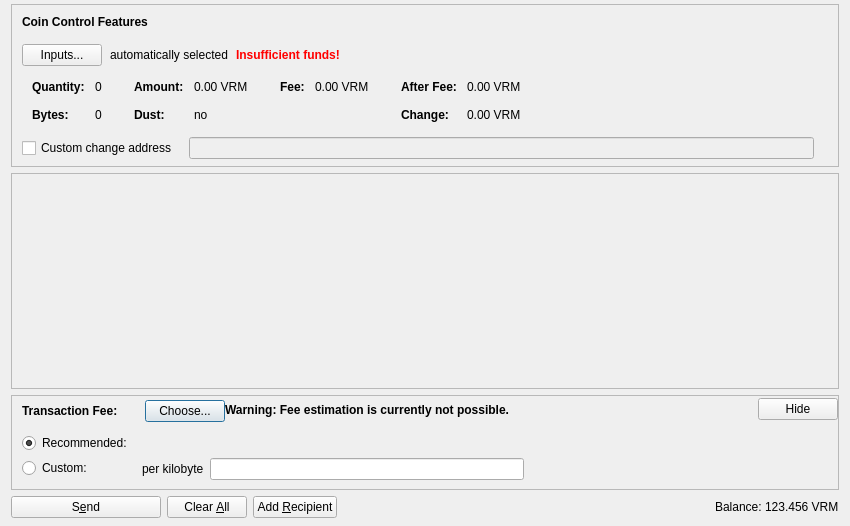
Old version of the form src/qt/forms/sendcoinsdialog.ui in the repository VeriConomy/vericoin.
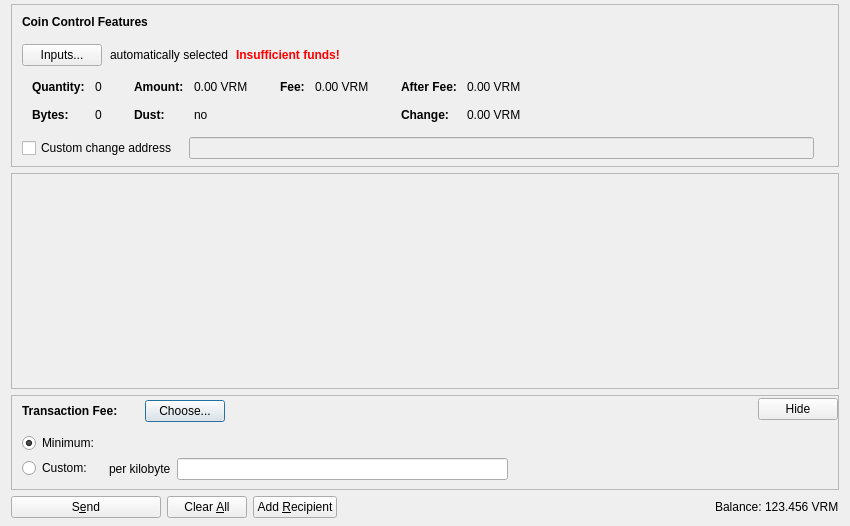
New version of the form. Icons and pictures are not drawn. Custom widgets are drawn as their Qt base class.

Commit message: Finish send coin fee UI (#73)

Diff of the .ui file:
```diff
--- a/src/qt/forms/sendcoinsdialog.ui
+++ b/src/qt/forms/sendcoinsdialog.ui
@@ -765,25 +765,6 @@
             </item>
            </layout>
           </item>
-          <item>
-           <widget class="QLabel" name="fallbackFeeWarningLabel">
-            <property name="toolTip">
-             <string>Using the fallbackfee can result in sending a transaction that will take several hours or days (or never) to confirm. Consider choosing your fee manually or wait until you have validated the complete chain.</string>
-            </property>
-            <property name="font">
-            <font>
-                <weight>75</weight>
-                <bold>true</bold>
-            </font>
-            </property>
-            <property name="text">
-             <string>Warning: Fee estimation is currently not possible.</string>
-            </property>
-            <property name="wordWrap">
-             <bool>false</bool>
-            </property>
-           </widget>
-          </item>
           <item>
            <spacer name="horizontalSpacer_4">
             <property name="orientation">
@@ -888,7 +869,7 @@
                <item>
                 <widget class="QRadioButton" name="radioSmartFee">
                  <property name="text">
-                  <string>Recommended:</string>
+                  <string>Minimum:</string>
                  </property>
                  <property name="checked">
                   <bool>true</bool>
@@ -948,6 +929,17 @@
                <property name="topMargin">
                 <number>2</number>
                </property>
+               <item>
+                <layout class="QHBoxLayout" name="horizontalLayoutFee12">
+                 <item>
+                  <widget class="QLabel" name="labelMinimumFee">
+                   <property name="text">
+                    <string/>
+                   </property>
+                  </widget>
+                 </item>
+                </layout>
+               </item>
               </layout>
              </item>
             </layout>
```
Left out of the diff: 6 changed lines with no effect on the pictures. The commit also changes 2 other files.
